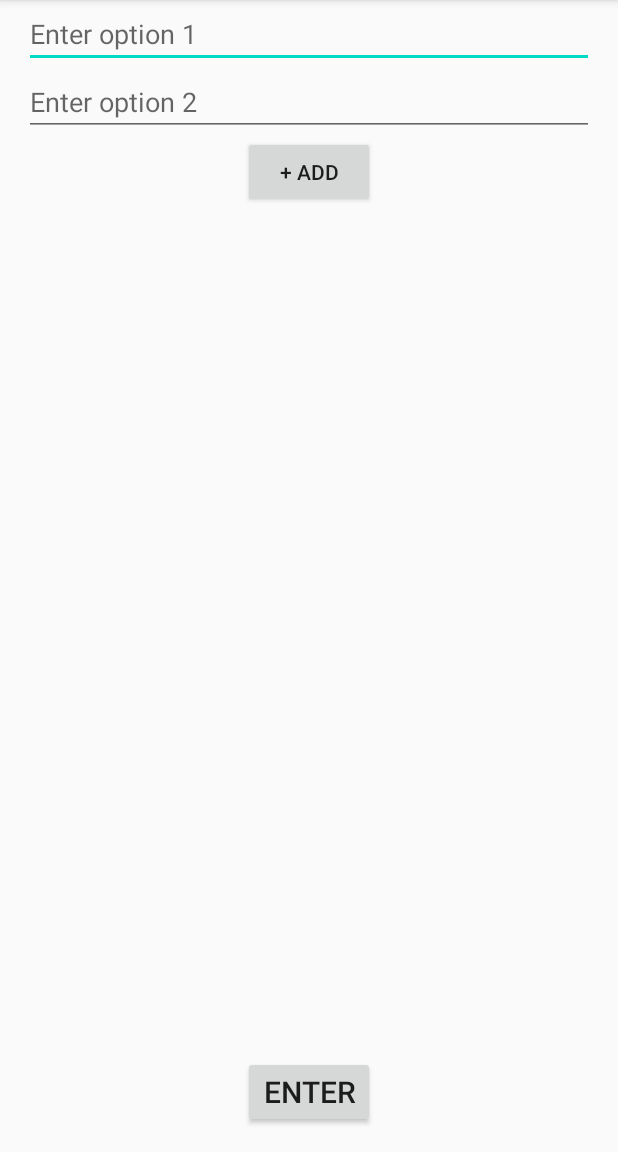
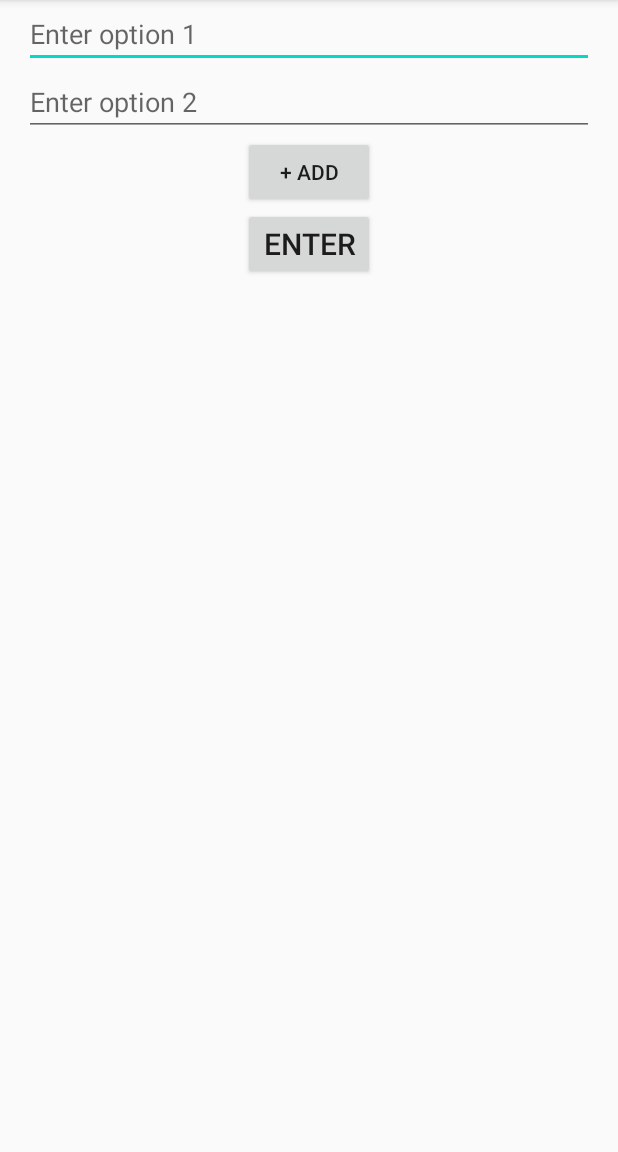
Before and after one commit to ypattan/EMMM, an Android app: the screen it shows after launch (MainActivity), on a phone screen of 412 x 824 dp, the part 84-1236 px from its top. Run offline under Robolectric (Android 15) with nearby library versions, the phone set to English and light mode, and no system bars.

Commit message:
fixed enter button location and answer size

```diff
--- a/app/src/main/res/layout/activity_answer.xml
+++ b/app/src/main/res/layout/activity_answer.xml
@@ -7,11 +7,14 @@
 
     <TextView
         android:id="@+id/answer"
+        android:textSize="30sp"
         android:layout_width="match_parent"
         android:layout_height="wrap_content"
+        android:layout_gravity="center"
         android:paddingTop="16dp"
         android:layout_marginStart="16dp"
-        android:layout_marginEnd="16dp"/>
+        android:layout_marginEnd="16dp"
+        />
 
     <Button
         android:id="@+id/again_button"
--- a/app/src/main/res/layout/activity_option_input.xml
+++ b/app/src/main/res/layout/activity_option_input.xml
@@ -77,16 +77,16 @@
                 android:visibility="gone"
                 android:text="- Remove"/>
         </LinearLayout>
+        <Button
+            android:id="@+id/enter_button"
+            android:layout_width="wrap_content"
+            android:layout_height="wrap_content"
+            android:layout_gravity="center_horizontal"
+            android:text="Enter"
+            android:textSize="20dp" />
 
     </LinearLayout>
 
-    <Button
-        android:id="@+id/enter_button"
-        android:layout_width="wrap_content"
-        android:layout_height="wrap_content"
-        android:layout_alignParentBottom="true"
-        android:layout_centerHorizontal="true"
-        android:text="Enter"
-        android:textSize="20dp" />
+
 
 </RelativeLayout>
```
Also changed, not shown: app/src/main/java/com/example/decisionpicker/MainActivity.kt (+8 -5 lines).
